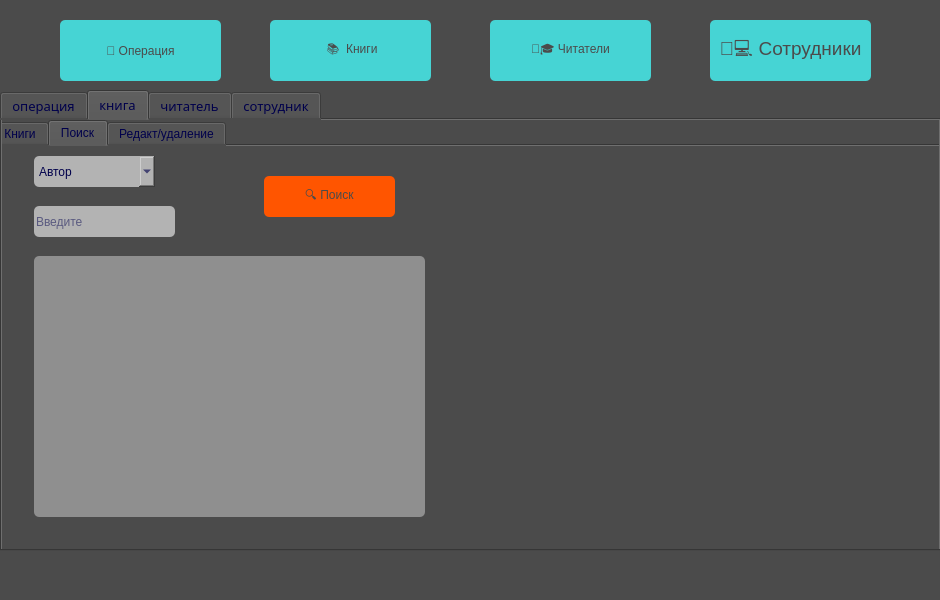
Qt form main.ui (aikarimovvw/Library_System-QtProject) before a commit.
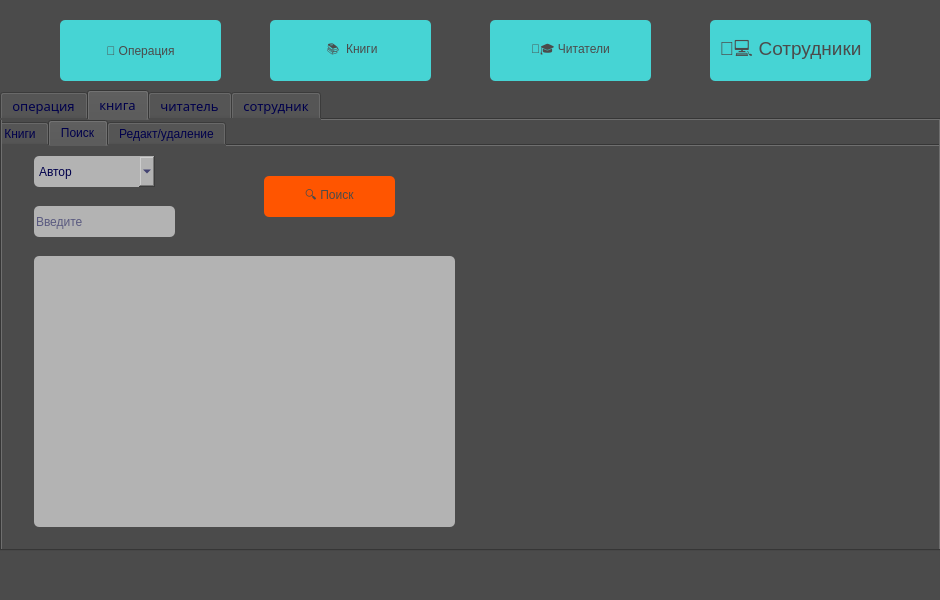
The same form after that commit. The open tabs and pages were chosen to show the change.

The edit to the form file:
```diff
--- a/main.ui
+++ b/main.ui
@@ -551,20 +551,25 @@
          <string>🔍 Поиск</string>
         </property>
        </widget>
-       <widget class="QListView" name="listView">
+       <widget class="QFrame" name="frame_btn_books">
         <property name="geometry">
          <rect>
           <x>40</x>
           <y>110</y>
-          <width>391</width>
-          <height>261</height>
+          <width>421</width>
+          <height>271</height>
          </rect>
         </property>
         <property name="styleSheet">
-         <string notr="true">background-color: rgb(79, 238, 0);
-background-color: rgb(143, 143, 143);
+         <string notr="true">background-color: rgb(179, 179,179);
 border-radius: 5px;</string>
         </property>
+        <property name="frameShape">
+         <enum>QFrame::StyledPanel</enum>
+        </property>
+        <property name="frameShadow">
+         <enum>QFrame::Raised</enum>
+        </property>
        </widget>
       </widget>
       <widget class="QWidget" name="tab_6">
```
Left out of the diff: 10 changed lines with no effect on the pictures.
